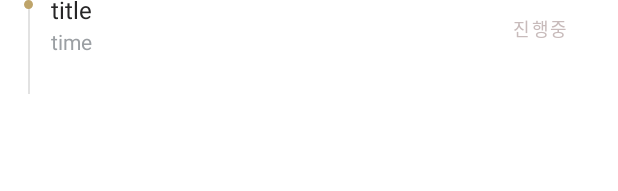
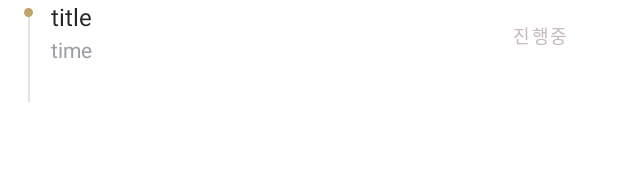
Before and after one commit to sohyun215/CopyCreativeRoutines, an Android app: the layout item_schedule_list.xml on its own in the app's theme, with its tools: preview values and no code run, on a phone screen of 412 x 824 dp. Shown: the top 191 px of the screen. Run offline under Robolectric (Android 15) with nearby library versions, the phone set to English and light mode, and no system bars.

Commit message:
item_schedule_list.xml 수정

```diff
--- a/app/src/main/res/layout/item_schedule_list.xml
+++ b/app/src/main/res/layout/item_schedule_list.xml
@@ -20,6 +20,7 @@
         android:layout_width="6dp"
         android:layout_height="0dp"
         android:layout_marginStart="16dp"
+        android:layout_marginTop="5dp"
         android:background="@drawable/list_circle"
         app:layout_constraintDimensionRatio="1:1"
         app:layout_constraintStart_toStartOf="parent"
@@ -29,7 +30,6 @@
         android:id="@+id/scheduleTitle"
         android:layout_width="0dp"
         android:layout_height="wrap_content"
-        android:layout_marginTop="-5dp"
         android:layout_marginStart="12dp"
         android:layout_marginEnd="12dp"
         android:ellipsize="end"
```
